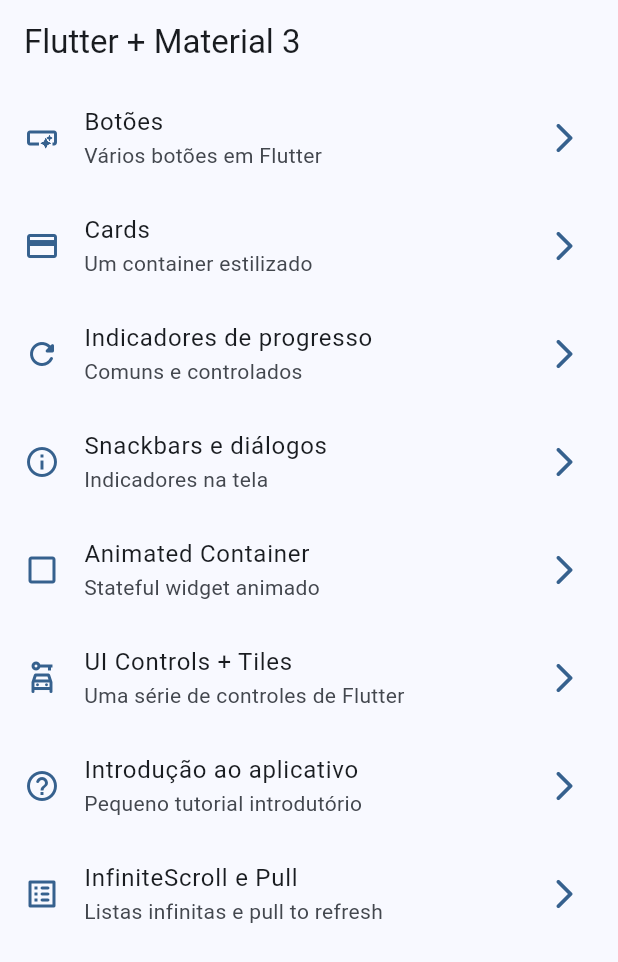
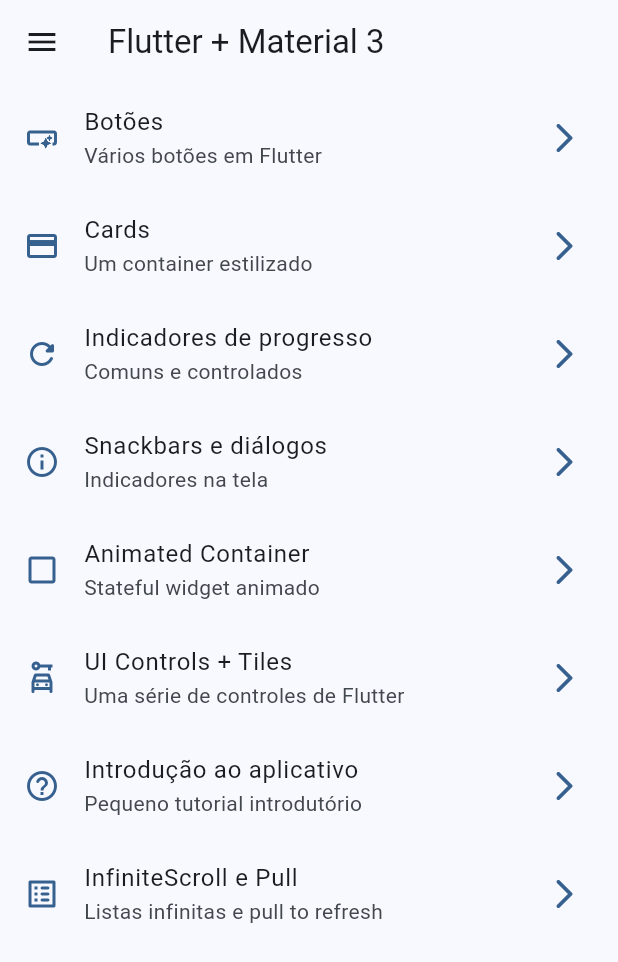
Before and after one commit to carlosxfelipe/widgets_app, a Flutter app: the screen it shows after launch, on a phone screen of 412 x 824 dp. Shown: the top 962 px of the screen. Run offline on Flutter 3.47's test engine with Material 2 defaults, Android fonts, the phone set to English and light mode, and no system bars; our stand-ins replace animate_do, go_router.

```diff
--- a/lib/presentation/screens/home/home_screen.dart
+++ b/lib/presentation/screens/home/home_screen.dart
@@ -1,8 +1,9 @@
 import 'package:flutter/material.dart';
 import 'package:go_router/go_router.dart';
 import 'package:widgets_app/config/menu/menu_items.dart';
-import 'package:widgets_app/presentation/screens/buttons/buttons_screen.dart';
-import 'package:widgets_app/presentation/screens/cards/cards_screen.dart';
+// import 'package:widgets_app/presentation/screens/buttons/buttons_screen.dart';
+// import 'package:widgets_app/presentation/screens/cards/cards_screen.dart';
+import 'package:widgets_app/presentation/widgets/side_menu.dart';
 
 class HomeScreen extends StatelessWidget {
   static const name = 'home_screen';
@@ -11,12 +12,17 @@ class HomeScreen extends StatelessWidget {
 
   @override
   Widget build(BuildContext context) {
+    final scaffoldKey = GlobalKey<ScaffoldState>();
+
     return Scaffold(
-      appBar: AppBar(
-        title: const Text("Flutter + Material 3"),
-      ),
-      body: const _HomeView(),
-    );
+        key: scaffoldKey,
+        appBar: AppBar(
+          title: const Text("Flutter + Material 3"),
+        ),
+        body: const _HomeView(),
+        drawer: SideMenu(
+          scaffoldkey: scaffoldKey,
+        ));
   }
 }
 
```
Also changed, not shown: lib/presentation/widgets/side_menu.dart (added, +69 -0 lines).
